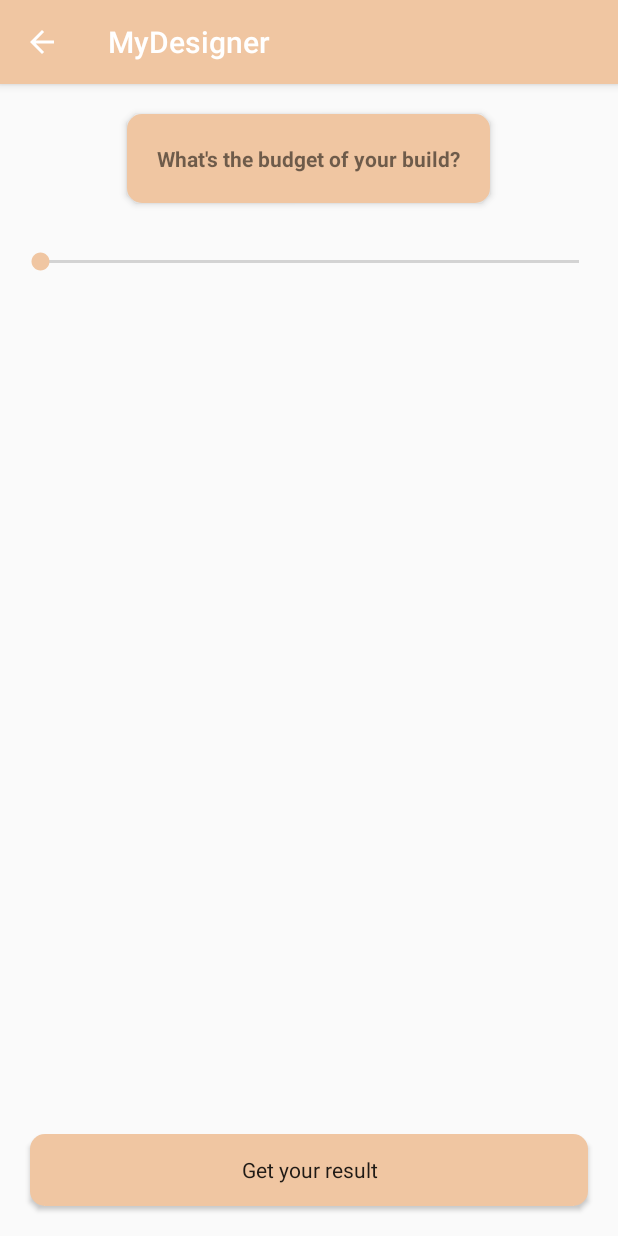
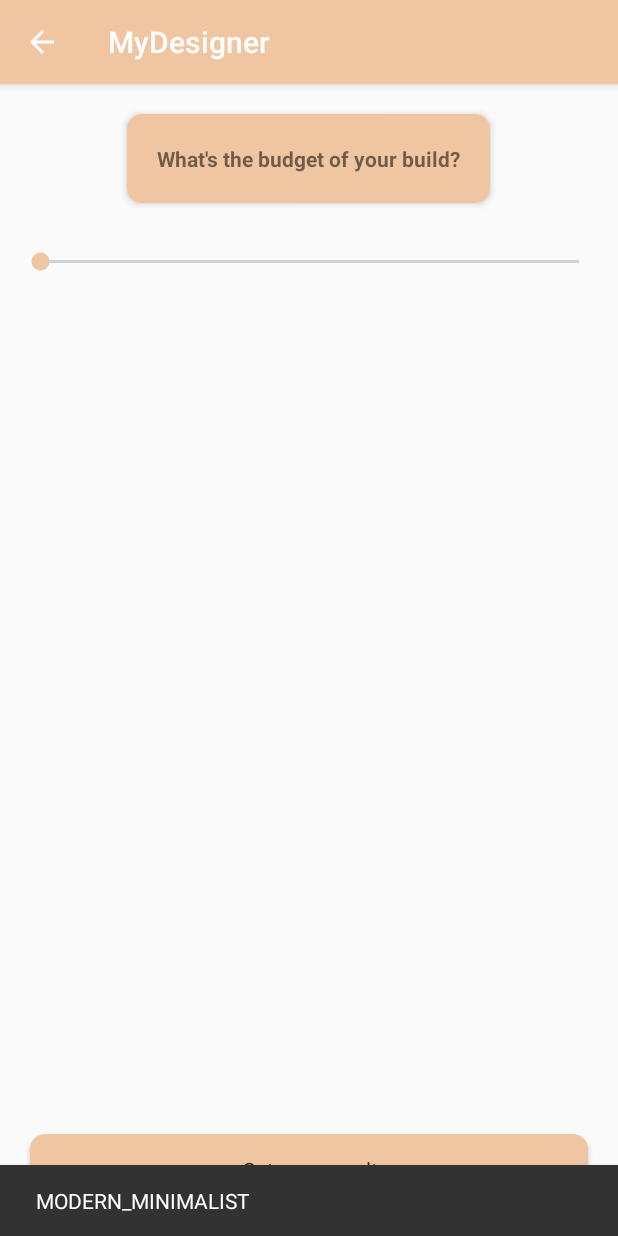
Before and after one commit to Badr-Ba-Sowid/expert-system-interior-design, an Android app: the Question4 screen opened directly, with no data from a screen before it, after a tap on "Get your result", on a phone screen of 412 x 824 dp. Run offline under Robolectric (Android 15) with nearby library versions, the phone set to English and light mode, and no system bars; Roboto replaces fonts that are not available here; 1 statement that could not run was skipped.

Commit message:
project created

```diff
--- a/app/src/main/java/com/example/kmeproject/Question4.java
+++ b/app/src/main/java/com/example/kmeproject/Question4.java
@@ -3,11 +3,14 @@ package com.example.kmeproject;
 import android.os.Bundle;
 import android.view.View;
 import android.widget.Button;
+import android.widget.RelativeLayout;
 import android.widget.SeekBar;
 import android.widget.TextView;
 
 import androidx.annotation.Nullable;
 import androidx.appcompat.app.AppCompatActivity;
+
+import com.google.android.material.snackbar.Snackbar;
 
 import java.lang.reflect.Array;
 import java.util.ArrayList;
@@ -18,6 +21,8 @@ public class Question4 extends AppCompatActivity {
     private Button getResultButton;
     private static final int LOW_BOUND = 6666;
     private static final int AVERAGE_BOUND = 13333;
+    private RelativeLayout relativeLayout;
+    ArrayList<String> lines , elementsOfDesign , colors;
 
     @Override
     protected void onCreate(@Nullable Bundle savedInstanceState) {
@@ -26,14 +31,18 @@ public class Question4 extends AppCompatActivity {
         seekBar = findViewById(R.id.seek_bar);
         seekBarCount = findViewById(R.id.seek_bar_text_view);
         getResultButton = findViewById(R.id.get_result);
+        relativeLayout = findViewById(R.id.question_4_layout);
         getSupportActionBar().setTitle("MyDesigner");
         getSupportActionBar().setDisplayHomeAsUpEnabled(true);
 
         //get all the answers from the arrayList
+        if(getIntent().getExtras()!=null){
+            lines = getIntent().getStringArrayListExtra(Constants.LINES);
+            elementsOfDesign = getIntent().getStringArrayListExtra(Constants.ELEMENTS_OF_DESIGN);
+            colors = getIntent().getStringArrayListExtra(Constants.COLORS);
+        }
 
-        ArrayList<String> lines = getIntent().getStringArrayListExtra(Constants.LINES);
-        ArrayList<String> elementsOfDesign = getIntent().getStringArrayListExtra(Constants.ELEMENTS_OF_DESIGN);
-        ArrayList<String> colors = getIntent().getStringArrayListExtra(Constants.COLORS);
+
 
         getResultButton.setOnClickListener(new View.OnClickListener() {
             @Override
@@ -41,7 +50,10 @@ public class Question4 extends AppCompatActivity {
                 ArrayList<String> budget = getBudget();
                 //TODO add the logic for the inferance engine here
                 // example of the function call
-//                String designResult = InferanceEngine.getCategory(lines , elementsOfDesign , colors , budget);
+                String designResult = InferanceEngine.getCategory(lines , elementsOfDesign , colors , budget);
+                Snackbar snackbar = Snackbar
+                        .make(relativeLayout, designResult, Snackbar.LENGTH_LONG);
+                snackbar.show();
             }
         });
 
--- a/app/src/main/res/layout/activity_question4.xml
+++ b/app/src/main/res/layout/activity_question4.xml
@@ -1,7 +1,8 @@
 <?xml version="1.0" encoding="utf-8"?>
 <RelativeLayout
     xmlns:android="http://schemas.android.com/apk/res/android" android:layout_width="match_parent"
-    android:layout_height="match_parent">
+    android:layout_height="match_parent"
+    android:id="@+id/question_4_layout">
     <TextView
         android:id="@+id/question_4_text_view"
         android:layout_width="wrap_content"
```
Also changed, not shown: app/src/main/java/com/example/kmeproject/Constants.java (+11 -0 lines), app/src/main/java/com/example/kmeproject/InferanceEngine.java (+29 -14 lines), app/src/main/java/com/example/kmeproject/Question2.java (+5 -2 lines), app/src/main/java/com/example/kmeproject/Question3.java (+6 -2 lines).
